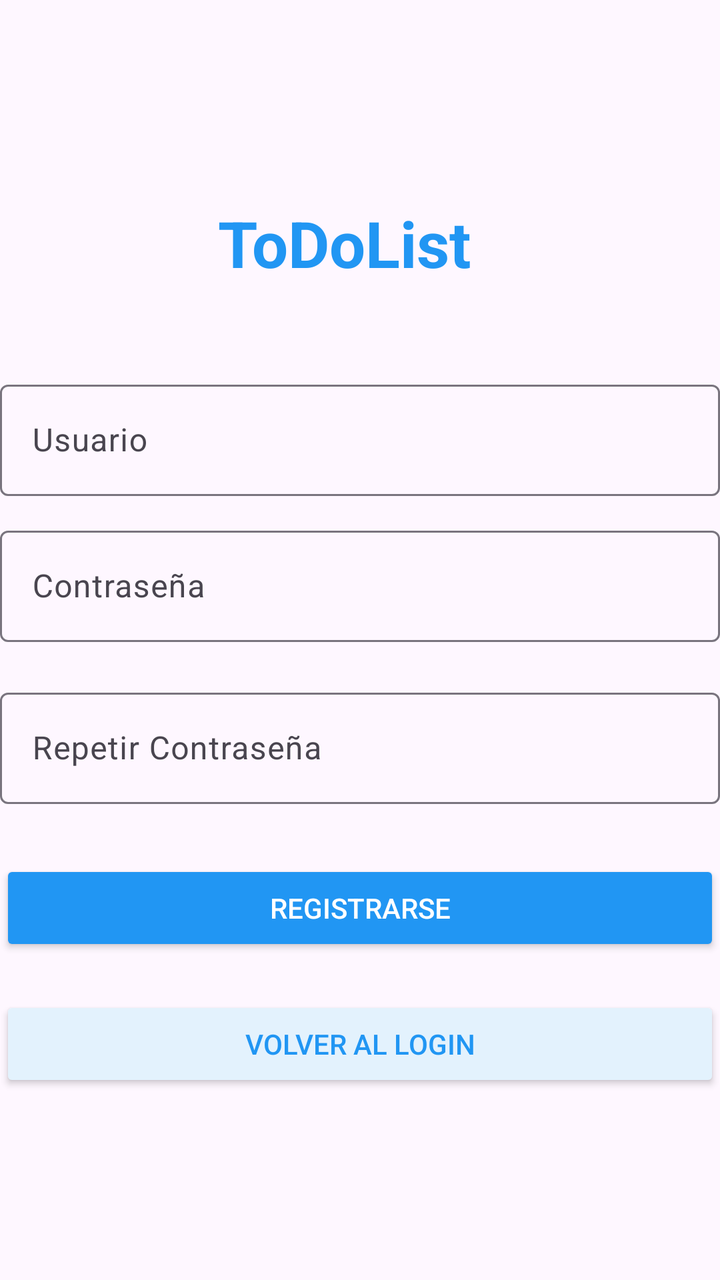
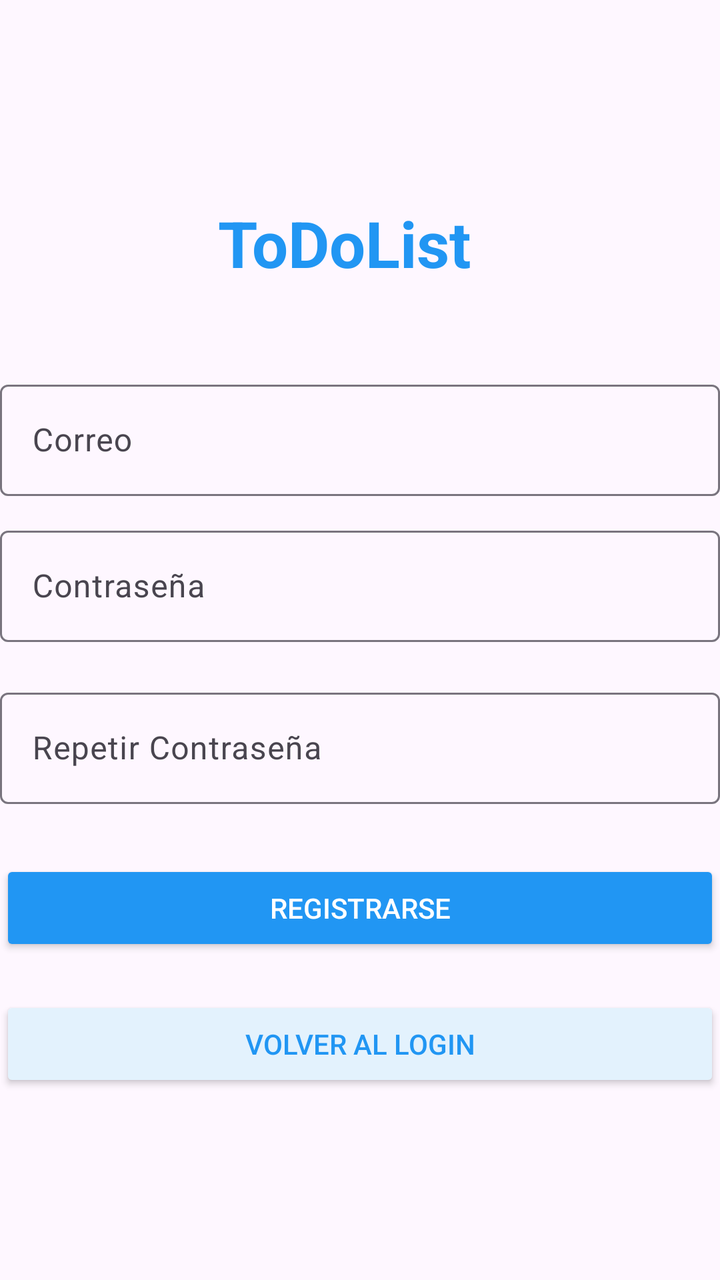

Compare the two renders of this Android layout. The source of the first and the diff that turns it into the second are given below.
<!-- AndroidManifest.xml: application theme Theme.ToDoList -->
<!-- res/layout/fragment_register.xml -->
<?xml version="1.0" encoding="utf-8"?>
<androidx.constraintlayout.widget.ConstraintLayout xmlns:android="http://schemas.android.com/apk/res/android"
    xmlns:app="http://schemas.android.com/apk/res-auto"
    xmlns:tools="http://schemas.android.com/tools"
    android:layout_width="match_parent"
    android:layout_height="match_parent"
    tools:context=".Login.RegisterFragment">

    <TextView
        android:id="@+id/titulo"
        android:layout_width="wrap_content"
        android:layout_height="wrap_content"
        android:layout_marginTop="100dp"
        android:text="ToDoList"
        android:textColor="#2196F3"
        android:textSize="32sp"
        android:textStyle="bold"
        app:layout_constraintHorizontal_bias="0.466"
        app:layout_constraintLeft_toLeftOf="parent"
        app:layout_constraintRight_toRightOf="parent"
        app:layout_constraintTop_toTopOf="parent" />

    <com.google.android.material.textfield.TextInputLayout
        android:id="@+id/textInputLayout"
        android:layout_width="match_parent"
        android:layout_height="wrap_content"
        android:layout_marginTop="44dp"
        app:layout_constraintTop_toBottomOf="@id/titulo"
        tools:layout_editor_absoluteX="-9dp">

        <com.google.android.material.textfield.TextInputEditText
            android:id="@+id/usuario"
            android:layout_width="match_parent"
            android:layout_height="wrap_content"
            android:hint="Usuario"
            android:inputType="text" />
    </com.google.android.material.textfield.TextInputLayout>

    <com.google.android.material.textfield.TextInputLayout
        android:id="@+id/textInputLayout2"
        android:layout_width="match_parent"
        android:layout_height="wrap_content"
        android:layout_marginTop="12dp"
        app:layout_constraintTop_toBottomOf="@+id/textInputLayout"
        tools:layout_editor_absoluteX="-9dp">

        <com.google.android.material.textfield.TextInputEditText
            android:id="@+id/contrasena"
            android:layout_width="match_parent"
            android:layout_height="wrap_content"
            android:hint="Contraseña"
            android:inputType="textPassword" />
    </com.google.android.material.textfield.TextInputLayout>

    <com.google.android.material.textfield.TextInputLayout
        android:id="@+id/textInputLayout3"
        android:layout_width="match_parent"
        android:layout_height="wrap_content"
        android:layout_marginTop="20dp"
        app:layout_constraintTop_toBottomOf="@+id/textInputLayout2"
        tools:layout_editor_absoluteX="-9dp">

        <com.google.android.material.textfield.TextInputEditText
            android:id="@+id/repetirContrasena"
            android:layout_width="match_parent"
            android:layout_height="wrap_content"
            android:hint="Repetir Contraseña"
            android:inputType="textPassword" />
    </com.google.android.material.textfield.TextInputLayout>

    <Button
        android:id="@+id/registroButton"
        android:layout_width="match_parent"
        android:layout_height="wrap_content"
        android:layout_marginTop="28dp"
        android:backgroundTint="#2196F3"
        android:text="Registrarse"
        android:textColor="#FFFFFF"
        app:layout_constraintTop_toBottomOf="@+id/textInputLayout3"
        tools:layout_editor_absoluteX="-9dp" />

    <Button
        android:id="@+id/volverLogin"
        android:layout_width="match_parent"
        android:layout_height="wrap_content"
        android:layout_marginTop="20dp"
        android:backgroundTint="#E3F2FD"
        android:text="Volver al Login"
        android:textColor="#2196F3"
        app:layout_constraintTop_toBottomOf="@+id/registroButton"
        tools:layout_editor_absoluteX="-9dp" />

</androidx.constraintlayout.widget.ConstraintLayout>
<!-- resources referenced by this layout -->
<resources>
  <style name="Theme.ToDoList" parent="Base.Theme.ToDoList" />
  <style name="Base.Theme.ToDoList" parent="Theme.Material3.DayNight.NoActionBar">
          
          
      </style>
</resources>

<!-- the commit's change to res/layout/fragment_register.xml (unified diff, before → after) -->
@@ -29,10 +29,10 @@
         tools:layout_editor_absoluteX="-9dp">
 
         <com.google.android.material.textfield.TextInputEditText
-            android:id="@+id/usuario"
+            android:id="@+id/correo"
             android:layout_width="match_parent"
             android:layout_height="wrap_content"
-            android:hint="Usuario"
+            android:hint="Correo"
             android:inputType="text" />
     </com.google.android.material.textfield.TextInputLayout>
 
